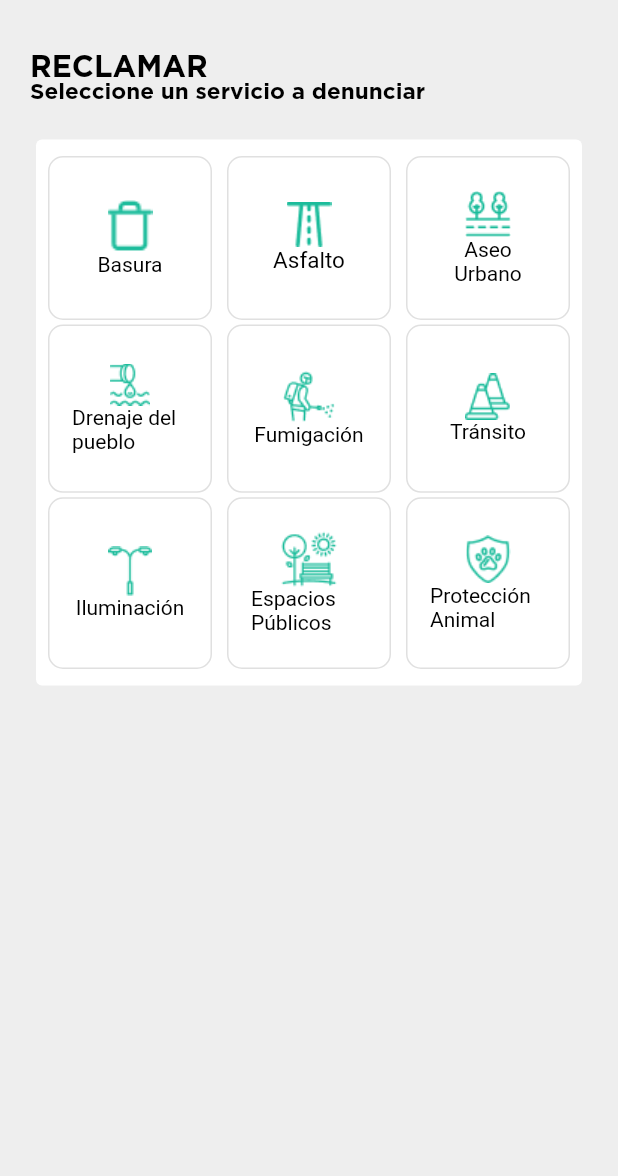
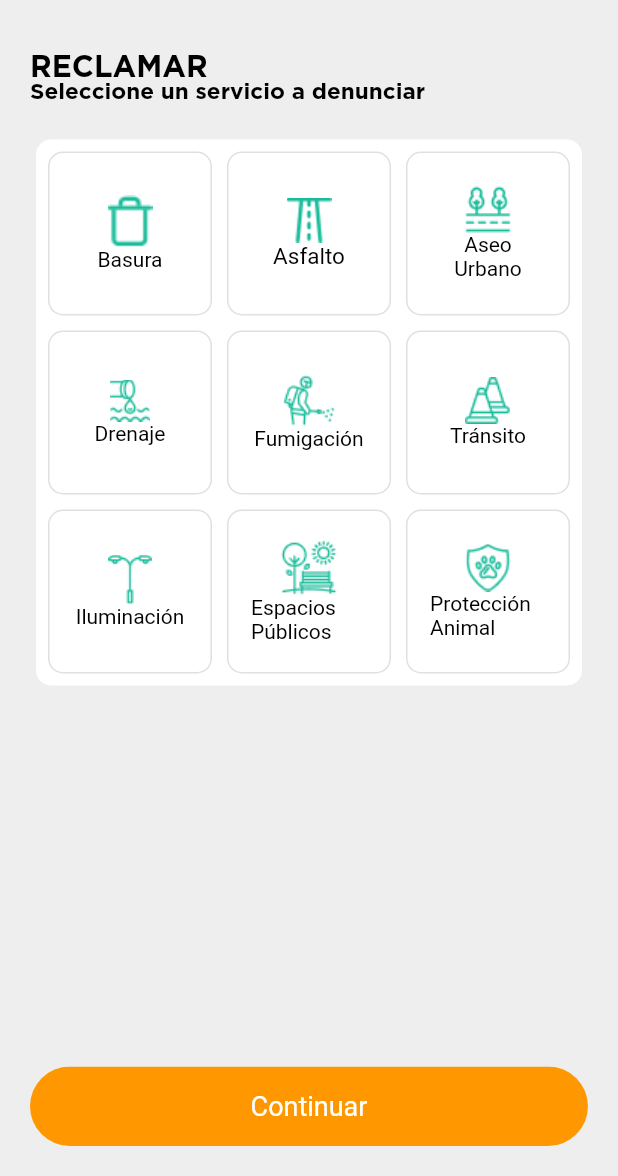
Before and after one commit to ogticrd/asde-mobile, a Flutter app: the SelectReport screen opened directly, on a phone screen of 412 x 824 dp, the part 60-1236 px from its top. Run offline on Flutter 3.47's test engine with Material 2 defaults, Android fonts, the light colour scheme and no system bars; our stand-ins replace carousel_slider, flutter_html, font_awesome_flutter, google_fonts.

Commit message:
FIX layout of select report type page

```diff
--- a/lib/pages/select_report.dart
+++ b/lib/pages/select_report.dart
@@ -20,8 +20,7 @@ class SelectReport extends StatelessWidget {
         ),
       ),
       drawer: MainDrawer(),
-      body: SingleChildScrollView(
-        child: Padding(
+      body: Padding(
         padding: const EdgeInsets.all(20.0),
         child: Column(
           crossAxisAlignment: CrossAxisAlignment.start,
@@ -43,14 +42,19 @@ class SelectReport extends StatelessWidget {
             AspectRatio(
               aspectRatio: 1,
               child: Card(
+                shape: RoundedRectangleBorder(
+                  borderRadius: BorderRadius.circular(10.0),
+                ),
                 elevation: 0,
                 child: Padding(
                   padding: const EdgeInsets.all(8.0),
                   child: IntrinsicHeight(
                     child: Column(
+                      mainAxisSize: MainAxisSize.max,
                       mainAxisAlignment: MainAxisAlignment.spaceEvenly,
                       children: [
-                          IntrinsicHeight(
+                        Flexible(
+                          flex: 1,
                           child: Row(
                             children: [
                               Expanded(
@@ -66,8 +70,7 @@ class SelectReport extends StatelessWidget {
                                       )),
                                   onPressed: () {},
                                   child: Column(
-                                      mainAxisAlignment:
-                                          MainAxisAlignment.center,
+                                    mainAxisAlignment: MainAxisAlignment.center,
                                     children: [
                                       Image.asset(
                                         "assets/trash_icon.png",
@@ -97,8 +100,7 @@ class SelectReport extends StatelessWidget {
                                       )),
                                   onPressed: () {},
                                   child: Column(
-                                      mainAxisAlignment:
-                                          MainAxisAlignment.center,
+                                    mainAxisAlignment: MainAxisAlignment.center,
                                     children: [
                                       Image.asset("assets/street_icon.png"),
                                       Text(
@@ -125,8 +127,7 @@ class SelectReport extends StatelessWidget {
                                       )),
                                   onPressed: () {},
                                   child: Column(
-                                      mainAxisAlignment:
-                                          MainAxisAlignment.center,
+                                    mainAxisAlignment: MainAxisAlignment.center,
                                     children: [
                                       Image.asset(
                                           "assets/urban_cleaning_icon.png"),
@@ -141,7 +142,11 @@ class SelectReport extends StatelessWidget {
                             ],
                           ),
                         ),
-                          IntrinsicHeight(
+                        SizedBox(
+                          height: 10,
+                        ),
+                        Flexible(
+                          flex: 1,
                           child: Row(
                             children: [
                               Expanded(
@@ -160,9 +165,8 @@ class SelectReport extends StatelessWidget {
                                       mainAxisAlignment:
                                           MainAxisAlignment.center,
                                       children: [
-                                          Image.asset(
-                                              "assets/drainage_icon.png"),
-                                          Text("Drenaje del pueblo"),
+                                        Image.asset("assets/drainage_icon.png"),
+                                        Text("Drenaje"),
                                       ]),
                                 ),
                               ),
@@ -173,8 +177,7 @@ class SelectReport extends StatelessWidget {
                                 child: OutlinedButton(
                                   style: OutlinedButton.styleFrom(
                                     shape: RoundedRectangleBorder(
-                                        borderRadius:
-                                            BorderRadius.circular(10.0),
+                                      borderRadius: BorderRadius.circular(10.0),
                                     ),
                                     primary: Colors.black,
                                     textStyle: TextStyle(
@@ -183,11 +186,9 @@ class SelectReport extends StatelessWidget {
                                   ),
                                   onPressed: () {},
                                   child: Column(
-                                      mainAxisAlignment:
-                                          MainAxisAlignment.center,
+                                    mainAxisAlignment: MainAxisAlignment.center,
                                     children: [
-                                        Image.asset(
-                                            "assets/fumigation_icon.png"),
+                                      Image.asset("assets/fumigation_icon.png"),
                                       Text("Fumigación"),
                                     ],
                                   ),
@@ -200,8 +201,7 @@ class SelectReport extends StatelessWidget {
                                 child: OutlinedButton(
                                   style: OutlinedButton.styleFrom(
                                     shape: RoundedRectangleBorder(
-                                        borderRadius:
-                                            BorderRadius.circular(10.0),
+                                      borderRadius: BorderRadius.circular(10.0),
                                     ),
                                     primary: Colors.black,
                                     textStyle: TextStyle(
@@ -210,8 +210,7 @@ class SelectReport extends StatelessWidget {
                                   ),
                                   onPressed: () {},
                                   child: Column(
-                                      mainAxisAlignment:
-                                          MainAxisAlignment.center,
+                                    mainAxisAlignment: MainAxisAlignment.center,
                                     children: [
                                       Image.asset("assets/transit_icon.png"),
                                       Text("Tránsito"),
@@ -222,15 +221,18 @@ class SelectReport extends StatelessWidget {
                             ],
                           ),
                         ),
-                          IntrinsicHeight(
+                        SizedBox(
+                          height: 10,
+                        ),
+                        Flexible(
+                          flex: 1,
                           child: Row(
                             children: [
                               Expanded(
                                 child: OutlinedButton(
                                   style: OutlinedButton.styleFrom(
                                     shape: RoundedRectangleBorder(
-                                        borderRadius:
-                                            BorderRadius.circular(10.0),
+                                      borderRadius: BorderRadius.circular(10.0),
                                     ),
                                     primary: Colors.black,
                                     textStyle: TextStyle(
@@ -239,8 +241,7 @@ class SelectReport extends StatelessWidget {
                                   ),
                                   onPressed: () {},
                                   child: Column(
-                                      mainAxisAlignment:
-                                          MainAxisAlignment.center,
+                                    mainAxisAlignment: MainAxisAlignment.center,
                                     children: [
                                       Image.asset(
                                           "assets/ilumination_icon.png"),
@@ -256,8 +257,7 @@ class SelectReport extends StatelessWidget {
                                 child: OutlinedButton(
                                   style: OutlinedButton.styleFrom(
                                     shape: RoundedRectangleBorder(
-                                        borderRadius:
-                                            BorderRadius.circular(10.0),
+                                      borderRadius: BorderRadius.circular(10.0),
                                     ),
                                     primary: Colors.black,
                                     textStyle: TextStyle(
@@ -266,8 +266,7 @@ class SelectReport extends StatelessWidget {
                                   ),
                                   onPressed: () {},
                                   child: Column(
-                                      mainAxisAlignment:
-                                          MainAxisAlignment.center,
+                                    mainAxisAlignment: MainAxisAlignment.center,
                                     children: [
                                       Image.asset("assets/park_icon.png"),
                                       Text("Espacios Públicos"),
@@ -282,8 +281,7 @@ class SelectReport extends StatelessWidget {
                                 child: OutlinedButton(
                                   style: OutlinedButton.styleFrom(
                                     shape: RoundedRectangleBorder(
-                                        borderRadius:
-                                            BorderRadius.circular(10.0),
+                                      borderRadius: BorderRadius.circular(10.0),
                                     ),
                                     primary: Colors.black,
                                     textStyle: TextStyle(
@@ -292,8 +290,7 @@ class SelectReport extends StatelessWidget {
                                   ),
                                   onPressed: () {},
                                   child: Column(
-                                      mainAxisAlignment:
-                                          MainAxisAlignment.center,
+                                    mainAxisAlignment: MainAxisAlignment.center,
                                     children: [
                                       Image.asset(
                                           "assets/animal_protection_icon.png"),
@@ -310,9 +307,45 @@ class SelectReport extends StatelessWidget {
                   ),
                 ),
               ),
-              )
+            ),
+            Expanded(
+              child: Align(
+                alignment: Alignment.bottomCenter,
+                child: ClipRRect(
+                  borderRadius: BorderRadius.circular(32),
+                  child: Stack(
+                    children: [
+                      Positioned.fill(
+                        child: Container(
+                          decoration: new BoxDecoration(
+                            color: Colors.orange,
+                          ),
+                        ),
+                      ),
+                      TextButton(
+                        style: TextButton.styleFrom(
+                            padding: const EdgeInsets.all(16.0),
+                            primary: Colors.white,
+                            minimumSize: Size(double.infinity, 20),
+                            textStyle: TextStyle(
+                              fontSize: 18,
+                            )),
+                        onPressed: () {
+                          // Navigator.push(
+                          //   context,
+                          //   MaterialPageRoute(
+                          //     builder: (context) => RegisterUser(),
+                          //   ),
+                          // );
+                        },
+                        child: Text('Continuar'),
+                      ),
                     ],
                   ),
+                ),
+              ),
+            ),
+          ],
         ),
       ),
     );
```
Also changed, not shown: lib/pages/report_form.dart (added). Lines whose indentation alone changed are shown as unchanged.
